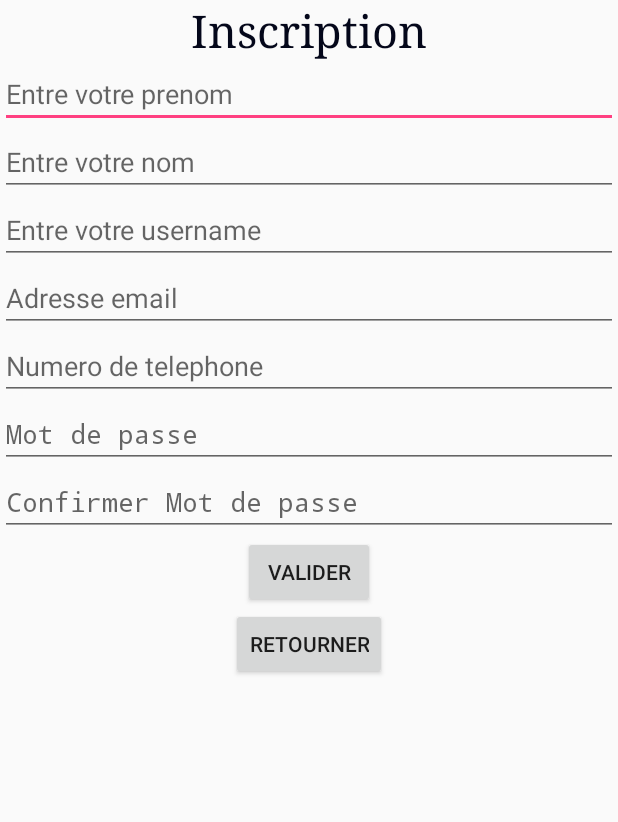
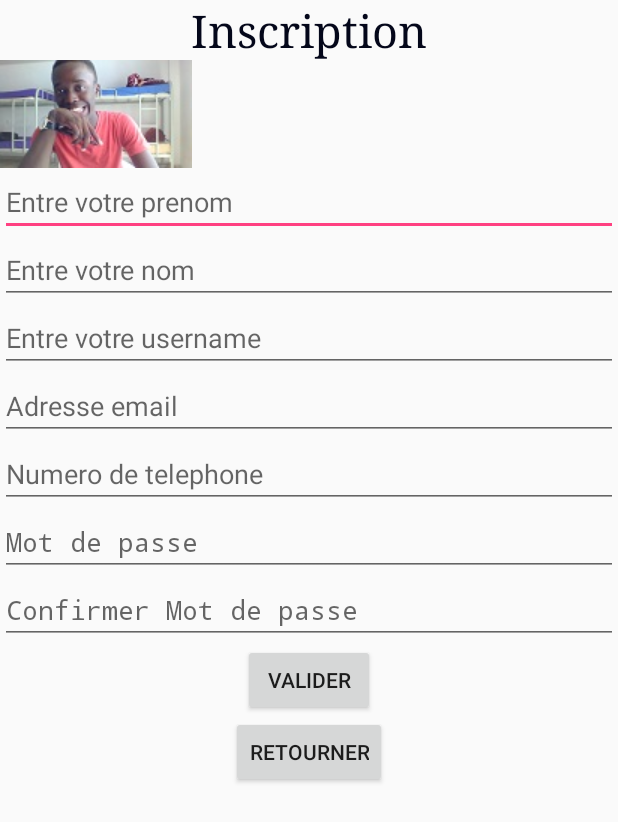
Before and after one commit to Pixboh/TestForLogin, an Android app: the screen it shows after launch (InscriptionActivity), after a tap on "CREER UN COMPTE", on a phone screen of 412 x 824 dp. Shown: the top 822 px of the screen. Run offline under Robolectric (Android 15) with nearby library versions, the phone set to English and light mode, and no system bars.

```diff
--- a/app/src/main/AndroidManifest.xml
+++ b/app/src/main/AndroidManifest.xml
@@ -3,7 +3,7 @@
     package="pixboh.testforlogin">
 
     <application
-        android:name=".AppContext"
+
         android:allowBackup="true"
         android:icon="@mipmap/ic_launcher"
         android:label="@string/app_name"
--- a/app/src/main/java/pixboh/testforlogin/ContractDB.java
+++ b/app/src/main/java/pixboh/testforlogin/ContractDB.java
@@ -26,7 +26,7 @@ public class ContractDB {
         public static String COLUMN_USERNAME="username";
         public static String COLUMN_EMAIL="emails";
         public static String COLUMN_PASSWORD="password";
-        public static  String CREATE_TABLE="CREATE TABLE  IF NOT EXISTS " +
+        public static  String CREATE_TABLE="CREATE TABLE  " +
                 NOM_TABLE+" (" +
                 DBtable._ID+" INTEGER PRIMARY KEY AUTOINCREMENT,  " +
                 COLUMN_PRENOM+" TEXT NOT NULL, " +
--- a/app/src/main/java/pixboh/testforlogin/ListCompteActivity.java
+++ b/app/src/main/java/pixboh/testforlogin/ListCompteActivity.java
@@ -6,6 +6,7 @@ import android.database.sqlite.SQLiteDatabase;
 import android.os.Bundle;
 import android.support.v7.widget.LinearLayoutManager;
 import android.support.v7.widget.RecyclerView;
+import android.util.Log;
 
 import java.util.ArrayList;
 
@@ -27,7 +28,8 @@ RecyclerView recyclerView;
         recyclerView=(RecyclerView)findViewById(R.id.recyclerView);
         recyclerView.setLayoutManager(new LinearLayoutManager(this,LinearLayoutManager.VERTICAL,false));
          p =new ArrayList<>();
-     // remplirList(globaledata.bdd);
+        Log.e("LIst",p.toString());
+               remplirList(bdd);
         AdapterPersonnalise adapterPersonnalise=new AdapterPersonnalise(p);
         recyclerView.setAdapter(adapterPersonnalise);
 
@@ -41,7 +43,7 @@ RecyclerView recyclerView;
 
                 Personne personne=new Personne();
                personne.setNom(cursor.getString(cursor.getColumnIndex(ContractDB.DBtable.COLUMN_NOM)));
-                personne.setEmail(cursor.getColumnName(cursor.getColumnIndex(ContractDB.DBtable.COLUMN_EMAIL)));
+                personne.setEmail(cursor.getString(cursor.getColumnIndex(ContractDB.DBtable.COLUMN_EMAIL)));
              personne.setUsername(cursor.getString(cursor.getColumnIndex(ContractDB.DBtable.COLUMN_USERNAME)));
                 personne.setMot_de_passe(cursor.getString(cursor.getColumnIndex(ContractDB.DBtable.COLUMN_PASSWORD)));
                personne.setPrenom(cursor.getString(cursor.getColumnIndex(ContractDB.DBtable.COLUMN_PRENOM)));
--- a/app/src/main/java/pixboh/testforlogin/MainActivity.java
+++ b/app/src/main/java/pixboh/testforlogin/MainActivity.java
@@ -28,8 +28,7 @@ public class MainActivity extends AppCompatActivity {
         helper = new SQLhelperSubClass(this);
         bdd = helper.getWritableDatabase();
         findMyViews();
-        editTextUsername.setText("gfdgdfg");
-        editTextPassword.setText("hkbgfhfhjb");
+
         buttonInscrire.setOnClickListener(
                 new View.OnClickListener() {
                     @Override
--- a/app/src/main/java/pixboh/testforlogin/SQLhelperSubClass.java
+++ b/app/src/main/java/pixboh/testforlogin/SQLhelperSubClass.java
@@ -27,7 +27,7 @@ public class SQLhelperSubClass extends SQLiteOpenHelper {
 
     @Override
     public void onUpgrade(SQLiteDatabase db, int oldVersion, int newVersion) {
-        db.execSQL("DROP TABLE IF EXISTS "+ ContractDB.DBtable.NOM_TABLE);
+        db.execSQL("DROP TABLE  "+ ContractDB.DBtable.NOM_TABLE);
         onCreate(db);
 
     }
--- a/app/src/main/res/layout/clientview.xml
+++ b/app/src/main/res/layout/clientview.xml
@@ -1,7 +1,7 @@
 <?xml version="1.0" encoding="utf-8"?>
 <LinearLayout xmlns:android="http://schemas.android.com/apk/res/android"
     android:orientation="vertical" android:layout_width="match_parent"
-    android:layout_height="100dp"
+    android:layout_height="wrap_content"
     >
     <View
         android:layout_width="match_parent"
@@ -53,6 +53,7 @@
     <View
         android:layout_width="match_parent"
         android:layout_height="1dp"
+        android:layout_marginTop="1dp"
         android:background="@color/colorPrimaryDark"/>
 
 </LinearLayout>
--- a/app/src/main/res/layout/signuplayout.xml
+++ b/app/src/main/res/layout/signuplayout.xml
@@ -23,6 +23,16 @@
         android:fontFamily="serif"
            android:textColor="#04071a"/>
    </RelativeLayout>
+        <LinearLayout
+            android:layout_width="match_parent"
+            android:layout_height="wrap_content"
+            android:orientation="horizontal">
+        <ImageView
+            android:layout_width="wrap_content"
+            android:layout_height="wrap_content"
+            android:src="@drawable/pix2"/>
+
+        </LinearLayout>
 
     <EditText
         android:layout_width="match_parent"
```
Also changed, not shown: app/src/main/java/pixboh/testforlogin/AdapterPersonnalise.java (+5 -4 lines), app/src/main/java/pixboh/testforlogin/Personne.java (+12 -1 lines), app/src/main/res/layout/listdinscrit.xml (deleted, +0 -10 lines).
